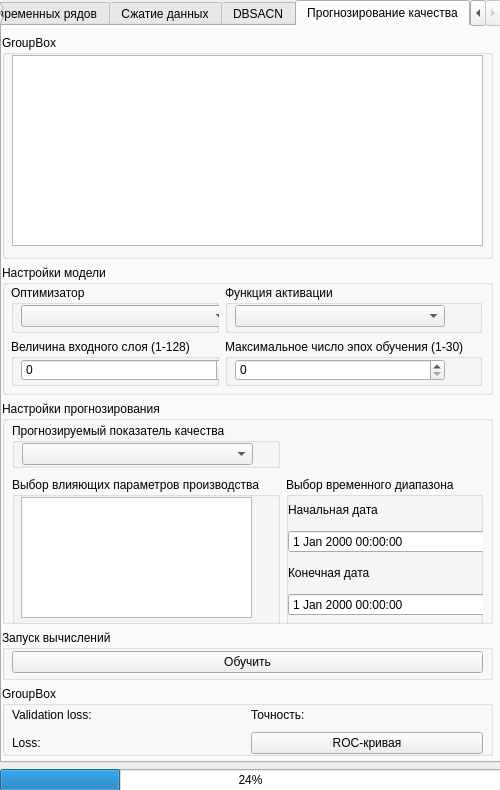
Old version of the form Sources/Administrator.ui in the repository ArbiterOfJudgement/DM.
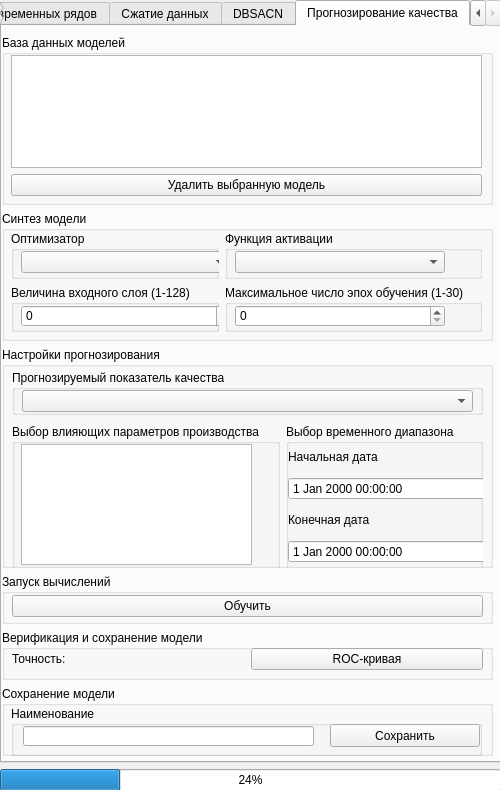
New version of the form.

Commit message: fix: update interfaces for RNN

What changed in the file:
```diff
--- a/Sources/Administrator.ui
+++ b/Sources/Administrator.ui
@@ -89,18 +89,36 @@
         <layout class="QVBoxLayout" name="verticalLayout_9">
          <item>
           <widget class="QGroupBox" name="ModelsDbGroupBoxRNN">
+           <property name="maximumSize">
+            <size>
+             <width>16777215</width>
+             <height>170</height>
+            </size>
+           </property>
            <property name="title">
-            <string>GroupBox</string>
+            <string>База данных моделей</string>
            </property>
-           <widget class="QTableWidget" name="ModelsTableWidgetRNN">
+           <widget class="QWidget" name="verticalLayoutWidget_3">
             <property name="geometry">
              <rect>
-              <x>10</x>
+              <x>9</x>
               <y>20</y>
               <width>471</width>
-              <height>191</height>
+              <height>141</height>
              </rect>
             </property>
+            <layout class="QVBoxLayout" name="verticalLayout_2">
+             <item>
+              <widget class="QTableWidget" name="ModelsTableWidgetRNN"/>
+             </item>
+             <item>
+              <widget class="QPushButton" name="DeleteModelPushButtonRNN">
+               <property name="text">
+                <string>Удалить выбранную модель</string>
+               </property>
+              </widget>
+             </item>
+            </layout>
            </widget>
           </widget>
          </item>
@@ -113,7 +131,7 @@
             </size>
            </property>
            <property name="title">
-            <string>Настройки модели</string>
+            <string>Синтез модели</string>
            </property>
            <widget class="QWidget" name="gridLayoutWidget_2">
             <property name="geometry">
@@ -212,13 +230,41 @@
             <property name="geometry">
              <rect>
               <x>10</x>
-              <y>19</y>
+              <y>20</y>
               <width>471</width>
               <height>211</height>
              </rect>
             </property>
+            <layout class="QVBoxLayout" name="verticalLayout">
+             <item>
+              <widget class="QGroupBox" name="QualitIndicatorGroupBoxRNN">
+               <property name="maximumSize">
+                <size>
+                 <width>16777215</width>
+                 <height>45</height>
+                </size>
+               </property>
+               <property name="title">
+                <string>Прогнозируемый показатель качества</string>
+               </property>
+               <widget class="QComboBox" name="QualitIndicatorComboBoxRNN">
+                <property name="geometry">
+                 <rect>
+                  <x>10</x>
+                  <y>20</y>
+                  <width>451</width>
+                  <height>22</height>
+                 </rect>
+                </property>
+                <property name="cursor">
+                 <cursorShape>PointingHandCursor</cursorShape>
+                </property>
+               </widget>
+              </widget>
+             </item>
+             <item>
             <layout class="QGridLayout" name="gridLayout_17">
-             <item row="1" column="0">
+               <item row="0" column="0">
               <widget class="QGroupBox" name="RelevantFeaturesGroupBoxRNN">
                <property name="title">
                 <string>Выбор влияющих параметров производства</string>
@@ -238,33 +284,7 @@
                </widget>
               </widget>
              </item>
-             <item row="0" column="0">
-              <widget class="QGroupBox" name="QualitIndicatorGroupBoxRNN">
-               <property name="maximumSize">
-                <size>
-                 <width>16777215</width>
-                 <height>45</height>
-                </size>
-               </property>
-               <property name="title">
-                <string>Прогнозируемый показатель качества</string>
-               </property>
-               <widget class="QComboBox" name="QualitIndicatorComboBoxRNN">
-                <property name="geometry">
-                 <rect>
-                  <x>10</x>
-                  <y>20</y>
-                  <width>231</width>
-                  <height>22</height>
-                 </rect>
-                </property>
-                <property name="cursor">
-                 <cursorShape>PointingHandCursor</cursorShape>
-                </property>
-               </widget>
-              </widget>
-             </item>
-             <item row="1" column="1">
+               <item row="0" column="1">
               <widget class="QGroupBox" name="TimeDiapazonRNN">
                <property name="maximumSize">
                 <size>
@@ -318,6 +338,8 @@
               </widget>
              </item>
             </layout>
+             </item>
+            </layout>
            </widget>
           </widget>
          </item>
@@ -361,11 +383,11 @@
            <property name="maximumSize">
             <size>
              <width>16777215</width>
-             <height>70</height>
+             <height>50</height>
             </size>
            </property>
            <property name="title">
-            <string>GroupBox</string>
+            <string>Верификация и сохранение модели</string>
            </property>
            <widget class="QWidget" name="gridLayoutWidget">
             <property name="geometry">
@@ -373,31 +395,10 @@
               <x>10</x>
               <y>17</y>
               <width>471</width>
-              <height>51</height>
+              <height>25</height>
              </rect>
             </property>
             <layout class="QGridLayout" name="gridLayout">
-             <item row="1" column="0">
-              <widget class="QLabel" name="ValLossLabelRNN">
-               <property name="text">
-                <string>Validation loss:</string>
-               </property>
-              </widget>
-             </item>
-             <item row="2" column="0">
-              <widget class="QLabel" name="LossLabelRNN">
-               <property name="text">
-                <string>Loss:</string>
-               </property>
-              </widget>
-             </item>
-             <item row="1" column="1">
-              <widget class="QLabel" name="AccuracyLabelRNN">
-               <property name="text">
-                <string>Точность:</string>
-               </property>
-              </widget>
-             </item>
              <item row="2" column="1">
               <widget class="QPushButton" name="RocPushButtonRNN">
                <property name="maximumSize">
@@ -412,6 +413,86 @@
                <property name="text">
                 <string>ROC-кривая</string>
                </property>
+              </widget>
+             </item>
+             <item row="2" column="0">
+              <widget class="QLabel" name="AccuracyLabelRNN">
+               <property name="text">
+                <string>Точность:</string>
+               </property>
+              </widget>
+             </item>
+            </layout>
+           </widget>
+          </widget>
+         </item>
+         <item>
+          <widget class="QGroupBox" name="groupBox">
+           <property name="maximumSize">
+            <size>
+             <width>16777215</width>
+             <height>70</height>
+            </size>
+           </property>
+           <property name="title">
+            <string>Сохранение модели</string>
+           </property>
+           <widget class="QWidget" name="horizontalLayoutWidget">
+            <property name="geometry">
+             <rect>
+              <x>9</x>
+              <y>20</y>
+              <width>471</width>
+              <height>51</height>
+             </rect>
+            </property>
+            <layout class="QHBoxLayout" name="horizontalLayout">
+             <item>
+              <widget class="QGroupBox" name="groupBox_2">
+               <property name="minimumSize">
+                <size>
+                 <width>0</width>
+                 <height>0</height>
+                </size>
+               </property>
+               <property name="maximumSize">
+                <size>
+                 <width>16777215</width>
+                 <height>50</height>
+                </size>
+               </property>
+               <property name="title">
+                <string>Наименование</string>
+               </property>
+               <widget class="QLineEdit" name="ModelNameLineEditRNN">
+                <property name="geometry">
+                 <rect>
+                  <x>12</x>
+                  <y>20</y>
+                  <width>291</width>
+                  <height>20</height>
+                 </rect>
+                </property>
+               </widget>
+               <widget class="QPushButton" name="SaveModelPushButton">
+                <property name="geometry">
+                 <rect>
+                  <x>319</x>
+                  <y>18</y>
+                  <width>150</width>
+                  <height>23</height>
+                 </rect>
+                </property>
+                <property name="maximumSize">
+                 <size>
+                  <width>150</width>
+                  <height>16777215</height>
+                 </size>
+                </property>
+                <property name="text">
+                 <string>Сохранить</string>
+                </property>
+               </widget>
               </widget>
              </item>
             </layout>
```
Left out of the diff: 2 changed lines with no effect on the pictures. Lines whose indentation alone changed are shown as unchanged. The commit also changes 3 other files.
